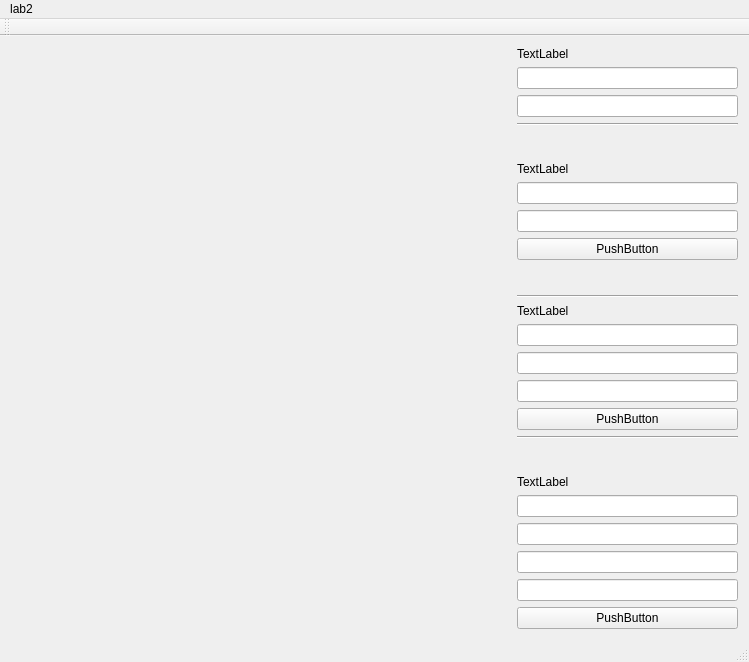
This is mainwindow.ui in aminbenarieb/cg_lab2 as Qt 5 draws it before an edit. The edited form follows.
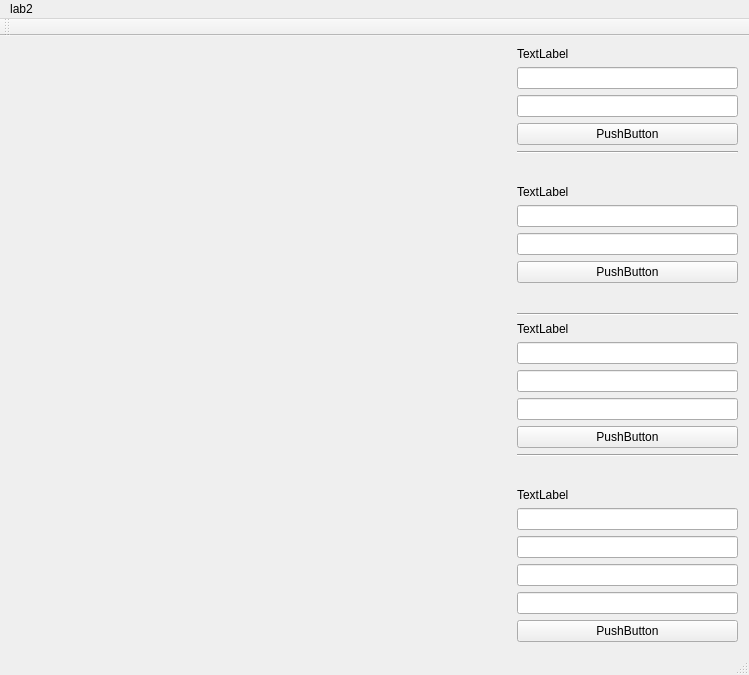
This is the edited form. Custom widgets are drawn as their Qt base class.

Commit message: Added ability to change current center.

Patch:
```diff
--- a/mainwindow.ui
+++ b/mainwindow.ui
@@ -7,7 +7,7 @@
     <x>0</x>
     <y>0</y>
     <width>749</width>
-    <height>662</height>
+    <height>675</height>
    </rect>
   </property>
   <property name="windowTitle">
@@ -66,7 +66,14 @@
       <item>
        <widget class="QLineEdit" name="lineEditCenterY">
         <property name="readOnly">
-         <bool>true</bool>
+         <bool>false</bool>
+        </property>
+       </widget>
+      </item>
+      <item>
+       <widget class="QPushButton" name="btnNewCenter">
+        <property name="text">
+         <string>PushButton</string>
         </property>
        </widget>
       </item>
```
Left out of the diff: 2 changed lines with no effect on the pictures. The commit also changes 2 other files.
